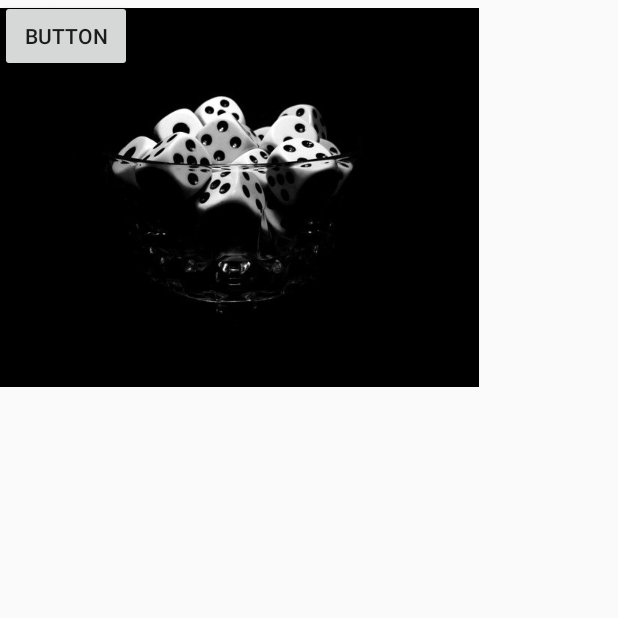
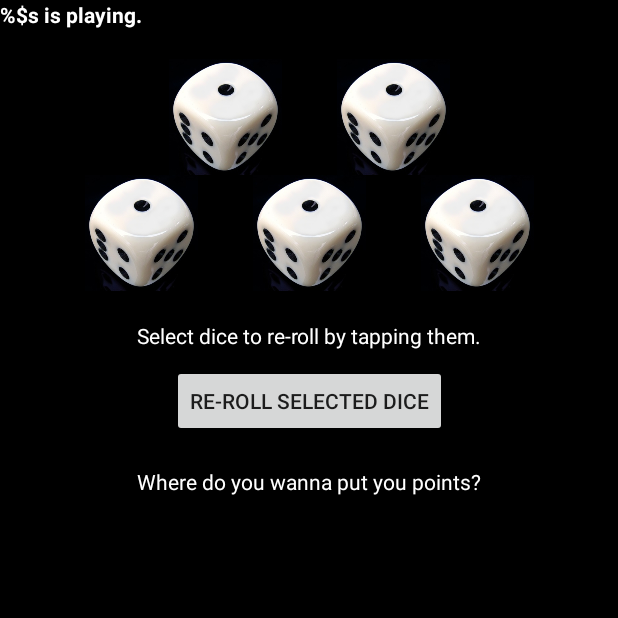
Before and after one commit to GregerSundvall/Yatzy, an Android app: the GamePlayActivity screen opened directly, with no data from a screen before it, on a phone screen of 412 x 824 dp, the top half of it. Run offline under Robolectric (Android 15) with nearby library versions, the phone set to English and light mode, and no system bars.

Commit message:
gameplay activity xml setup

```diff
--- a/app/build.gradle
+++ b/app/build.gradle
@@ -30,6 +30,7 @@ dependencies {
     implementation 'androidx.core:core-ktx:1.3.1'
     implementation 'androidx.appcompat:appcompat:1.2.0'
     implementation 'androidx.constraintlayout:constraintlayout:2.0.1'
+    implementation 'androidx.recyclerview:recyclerview:1.1.0'
     testImplementation 'junit:junit:4.12'
     androidTestImplementation 'androidx.test.ext:junit:1.1.2'
     androidTestImplementation 'androidx.test.espresso:espresso-core:3.3.0'
--- a/app/src/main/java/com/example/yatzy/PlayerNamesActivity.kt
+++ b/app/src/main/java/com/example/yatzy/PlayerNamesActivity.kt
@@ -61,7 +61,7 @@ class PlayerNamesActivity : AppCompatActivity() {
             }
 
         }
-        val intent = Intent(this, PrepareActivity::class.java)
+        val intent = Intent(this, GamePlayActivity::class.java)
         intent.putStringArrayListExtra("listOfPlayers", listOfPlayerNames)
         startActivity(intent)
 
--- a/app/src/main/res/layout/activity_game_play.xml
+++ b/app/src/main/res/layout/activity_game_play.xml
@@ -9,29 +9,114 @@
     <View
         android:id="@+id/view"
         android:layout_width="wrap_content"
-        android:layout_height="wrap_content" />
+        android:layout_height="wrap_content"
+        android:background="#000000" />
+
+    <Button
+        android:id="@+id/button2"
+        android:layout_width="wrap_content"
+        android:layout_height="wrap_content"
+        android:layout_marginTop="10dp"
+        android:text="Re-roll selected dice"
+        app:layout_constraintEnd_toEndOf="parent"
+        app:layout_constraintStart_toStartOf="parent"
+        app:layout_constraintTop_toBottomOf="@+id/textView2" />
+
+    <androidx.recyclerview.widget.RecyclerView
+        android:layout_width="387dp"
+        android:layout_height="351dp"
+        android:layout_marginTop="10dp"
+        app:layout_constraintEnd_toEndOf="parent"
+        app:layout_constraintStart_toStartOf="parent"
+        app:layout_constraintTop_toBottomOf="@+id/textView3" />
+
+    <ImageView
+        android:id="@+id/imageView5"
+        android:layout_width="82dp"
+        android:layout_height="77dp"
+        android:layout_marginTop="20dp"
+        android:layout_marginEnd="30dp"
+        app:layout_constraintEnd_toStartOf="@+id/imageView6"
+        app:layout_constraintHorizontal_bias="0.5"
+        app:layout_constraintStart_toEndOf="@+id/view"
+        app:layout_constraintTop_toBottomOf="@+id/textView"
+        app:srcCompat="@drawable/die1" />
 
     <ImageView
         android:id="@+id/imageView3"
-        android:layout_width="319dp"
-        android:layout_height="263dp"
-        app:srcCompat="@drawable/bowl_of_dice"
-        tools:layout_editor_absoluteX="50dp"
-        tools:layout_editor_absoluteY="407dp" />
+        android:layout_width="82dp"
+        android:layout_height="77dp"
+        app:layout_constraintEnd_toStartOf="@+id/imageView4"
+        app:layout_constraintHorizontal_bias="0.5"
+        app:layout_constraintStart_toEndOf="@+id/view"
+        app:layout_constraintTop_toBottomOf="@+id/imageView5"
+        app:srcCompat="@drawable/die1" />
+
+    <ImageView
+        android:id="@+id/imageView4"
+        android:layout_width="82dp"
+        android:layout_height="77dp"
+        android:layout_marginStart="30dp"
+        android:layout_marginEnd="30dp"
+        app:layout_constraintBottom_toBottomOf="@+id/imageView3"
+        app:layout_constraintEnd_toStartOf="@+id/imageView7"
+        app:layout_constraintHorizontal_bias="0.5"
+        app:layout_constraintStart_toEndOf="@+id/imageView3"
+        app:layout_constraintTop_toTopOf="@+id/imageView3"
+        app:srcCompat="@drawable/die1" />
+
+    <ImageView
+        android:id="@+id/imageView7"
+        android:layout_width="82dp"
+        android:layout_height="77dp"
+        app:layout_constraintBottom_toBottomOf="@+id/imageView4"
+        app:layout_constraintEnd_toStartOf="@+id/view"
+        app:layout_constraintHorizontal_bias="0.5"
+        app:layout_constraintStart_toEndOf="@+id/imageView4"
+        app:layout_constraintTop_toTopOf="@+id/imageView4"
+        app:srcCompat="@drawable/die1" />
+
+    <ImageView
+        android:id="@+id/imageView6"
+        android:layout_width="82dp"
+        android:layout_height="77dp"
+        app:layout_constraintBottom_toBottomOf="@+id/imageView5"
+        app:layout_constraintEnd_toStartOf="@+id/view"
+        app:layout_constraintHorizontal_bias="0.5"
+        app:layout_constraintStart_toEndOf="@+id/imageView5"
+        app:layout_constraintTop_toTopOf="@+id/imageView5"
+        app:srcCompat="@drawable/die1" />
 
     <TextView
         android:id="@+id/textView"
         android:layout_width="wrap_content"
         android:layout_height="wrap_content"
-        android:text="TextView"
-        tools:layout_editor_absoluteX="173dp"
-        tools:layout_editor_absoluteY="91dp" />
+        android:text="@string/name_is_playing"
+        android:textColor="#FFFFFF"
+        android:textStyle="bold"
+        tools:layout_editor_absoluteX="176dp"
+        tools:layout_editor_absoluteY="16dp" />
 
-    <Button
-        android:id="@+id/button2"
+    <TextView
+        android:id="@+id/textView2"
         android:layout_width="wrap_content"
         android:layout_height="wrap_content"
-        android:text="Button"
-        tools:layout_editor_absoluteX="163dp"
-        tools:layout_editor_absoluteY="250dp" />
+        android:layout_marginTop="20dp"
+        android:text="@string/tap_die_to_reroll"
+        android:textColor="#FFFFFF"
+        app:layout_constraintEnd_toEndOf="parent"
+        app:layout_constraintStart_toStartOf="parent"
+        app:layout_constraintTop_toBottomOf="@+id/imageView4" />
+
+    <TextView
+        android:id="@+id/textView3"
+        android:layout_width="wrap_content"
+        android:layout_height="wrap_content"
+        android:layout_marginTop="20dp"
+        android:text="@string/where"
+        android:textColor="#FFFFFF"
+        app:layout_constraintEnd_toEndOf="parent"
+        app:layout_constraintStart_toStartOf="parent"
+        app:layout_constraintTop_toBottomOf="@+id/button2" />
+
 </androidx.constraintlayout.widget.ConstraintLayout>
--- a/app/src/main/res/values/strings.xml
+++ b/app/src/main/res/values/strings.xml
@@ -6,4 +6,7 @@
     <string name="fourPlayers">4  SPELARE</string>
     <string name="fivePlayers">5  SPELARE</string>
     <string name="sixPlayers">6  SPELARE</string>
+    <string name="name_is_playing">%$s is playing.</string>
+    <string name="tap_die_to_reroll">Select dice to re-roll by tapping them.</string>
+    <string name="where">Where do you wanna put you points?</string>
 </resources>
```
Also changed, not shown: app/src/main/res/drawable/die1.jpg (added), app/src/main/res/drawable/die2.jpg (added), app/src/main/res/drawable/die3.jpg (added), app/src/main/res/drawable/die4.jpg (added), app/src/main/res/drawable/die5.jpg (added), app/src/main/res/drawable/die6.jpg (added).
